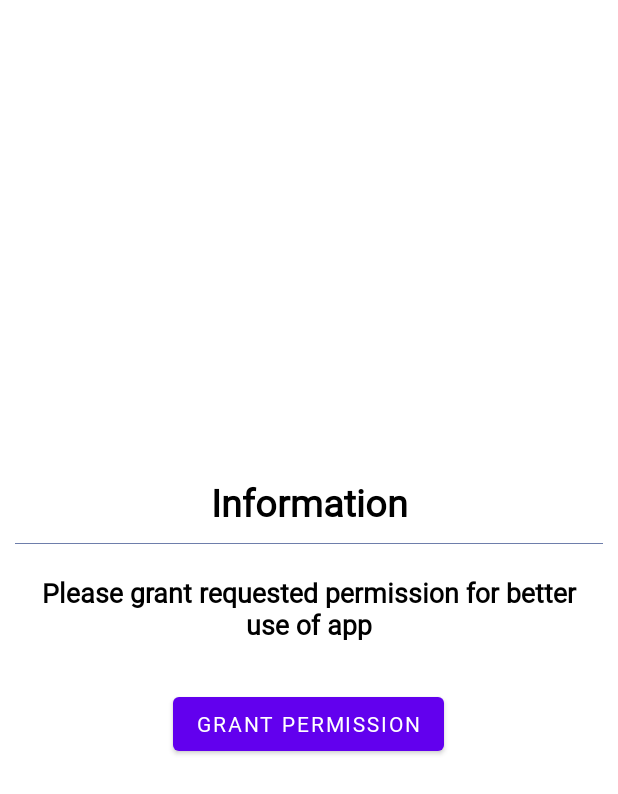
After one commit to PratikDas1396/ImageSearchApp, an Android app: the layout dialog_app_permission.xml on its own in the app's theme, with its tools: preview values and no code run, on a phone screen of 412 x 824 dp. The commit adds this screen. Shown: the top 794 px of the screen. Run offline under Robolectric (Android 15) with nearby library versions, the phone set to English and light mode, and no system bars.

Commit message:
permissions and dialog added

```diff
--- a/app/src/main/java/com/imagesearch/app/MainActivity.java
+++ b/app/src/main/java/com/imagesearch/app/MainActivity.java
@@ -7,19 +7,20 @@ import androidx.navigation.Navigation;
 import androidx.navigation.ui.AppBarConfiguration;
 import androidx.navigation.ui.NavigationUI;
 
+import android.Manifest;
+import android.app.Dialog;
 import android.content.Intent;
 import android.os.Bundle;
 import android.view.Menu;
 import android.view.MenuItem;
+import android.widget.Button;
 import android.widget.Toast;
 
 import com.google.android.material.bottomnavigation.BottomNavigationView;
 import com.imagesearch.app.CommonClass.ImageFileFilter;
 import com.imagesearch.app.database.DatabaseInitializer;
 import com.imagesearch.app.database.Models.Images;
-import com.imagesearch.app.database.Models.Label;
 import com.imagesearch.app.database.Repository.ImagesRepository;
-
 import org.apache.commons.io.FilenameUtils;
 
 import java.io.File;
--- /dev/null
+++ b/app/src/main/res/layout/dialog_app_permission.xml
@@ -0,0 +1,59 @@
+<?xml version="1.0" encoding="utf-8"?>
+<LinearLayout xmlns:android="http://schemas.android.com/apk/res/android"
+    android:layout_width="match_parent"
+    android:layout_height="match_parent"
+    android:orientation="vertical">
+
+    <LinearLayout xmlns:android="http://schemas.android.com/apk/res/android"
+        android:layout_width="match_parent"
+        android:layout_height="match_parent"
+        android:background="@color/white"
+        android:gravity="center"
+        android:outlineAmbientShadowColor="@color/black"
+        android:orientation="vertical"
+        android:padding="10dp">
+
+        <TextView
+            android:id="@+id/textHeader"
+            android:layout_width="match_parent"
+            android:layout_height="wrap_content"
+            android:layout_marginTop="10dp"
+            android:text="Information"
+            android:fontFamily="@font/roboto"
+            android:textAlignment="center"
+            android:textColor="@color/black"
+            android:textSize="25sp"
+            android:textStyle="bold" />
+
+        <View
+            android:layout_width="match_parent"
+            android:layout_height= "0.5dp"
+            android:layout_marginTop="10dp"
+            android:background="@color/grey"/>
+
+        <TextView
+            android:id="@+id/textInfo"
+            android:layout_width="match_parent"
+            android:layout_height="wrap_content"
+            android:layout_marginTop="10dp"
+            android:layout_marginBottom="10dp"
+            android:fontFamily="@font/roboto"
+            android:padding="10dp"
+            android:text="@string/all_permission_text"
+            android:textAlignment="center"
+            android:textColor="@color/black"
+            android:textSize="18sp"
+            android:textStyle="bold" />
+
+        <Button
+            android:id="@+id/btnGrantPermission"
+            android:layout_width="wrap_content"
+            android:layout_height="wrap_content"
+            android:layout_marginTop="10dp"
+            android:layout_marginBottom="10dp"
+            android:layout_gravity="center"
+            android:fontFamily="@font/roboto"
+            android:text="Grant Permission" />
+
+    </LinearLayout>
+</LinearLayout>
--- a/app/src/main/res/navigation/mobile_navigation.xml
+++ b/app/src/main/res/navigation/mobile_navigation.xml
@@ -11,9 +11,6 @@ app:startDestination="@+id/navigation_home">
     android:name="com.imagesearch.app.ui.home.HomeFragment"
     android:label="@string/title_home"
     tools:layout="@layout/fragment_home" >
-    <action
-        android:id="@+id/action_navigation_home_to_navigation_search"
-        app:destination="@id/navigation_search" />
 </fragment>
 
 <fragment
--- a/app/src/main/res/values/colors.xml
+++ b/app/src/main/res/values/colors.xml
@@ -7,4 +7,5 @@
     <color name="teal_700">#FF018786</color>
     <color name="black">#FF000000</color>
     <color name="white">#FFFFFFFF</color>
+    <color name="grey">#6e7eab</color>
 </resources>
```
Also changed, not shown: app/src/main/java/com/imagesearch/app/Adaptor/TopLabelViewAdaptor.java (+7 -6 lines), app/src/main/java/com/imagesearch/app/CommonClass/AppPermission.java (added, +91 -0 lines), app/src/main/java/com/imagesearch/app/CommonClass/CustomDialog.java (added, +19 -0 lines), app/src/main/java/com/imagesearch/app/SplashScreenActivity.java (+17 -19 lines), app/src/main/java/com/imagesearch/app/ui/home/HomeFragment.java (+52 -32 lines), app/src/main/java/com/imagesearch/app/ui/search/SearchFragment.java (+0 -17 lines), app/src/main/res/layout/activity_main.xml (+1 -19 lines), app/src/main/res/font/roboto.ttf (added).
